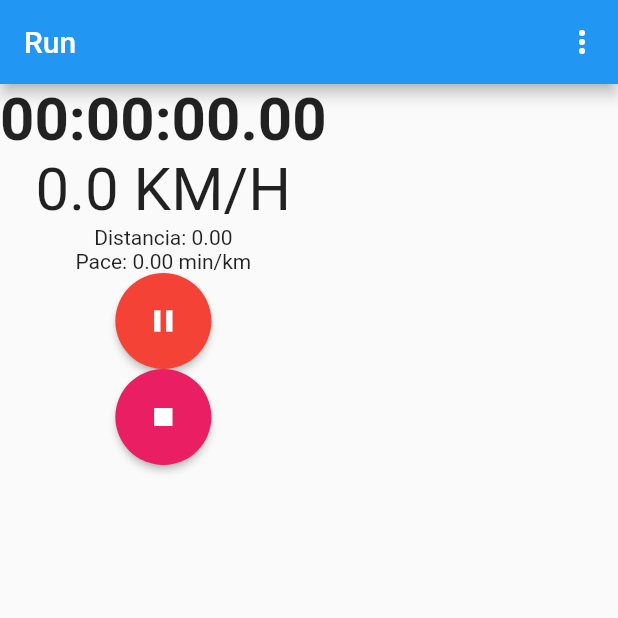
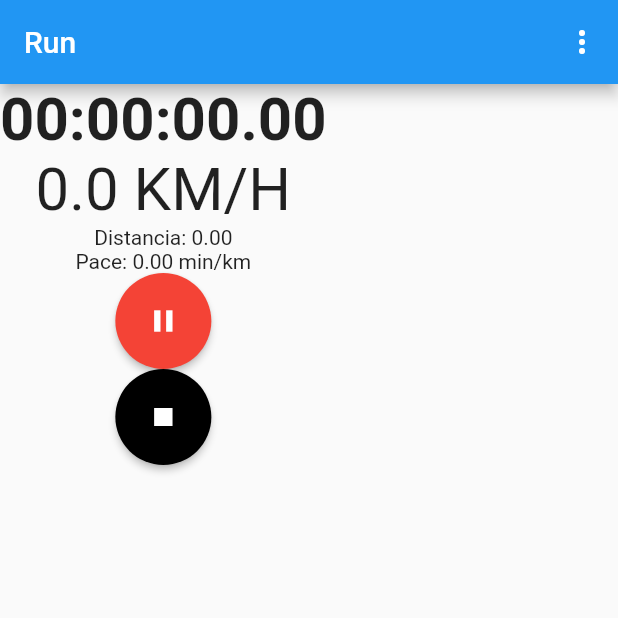
Before and after one commit to FJeanC/Corra_flutter, a Flutter app: the CronometroView screen opened directly, after a tap on the "stop" icon, on a phone screen of 412 x 824 dp, the top half of it. Run offline on Flutter 3.47's test engine with Material 2 defaults, Android fonts, the phone set to English and light mode, and no system bars; our stand-ins replace bloc, cloud_firestore, equatable, firebase_auth, firebase_core, flutter_bloc and 2 more; accounts and stored records are empty.

Commit message:
fixed timestamp

```diff
--- a/lib/cronometro_view.dart
+++ b/lib/cronometro_view.dart
@@ -246,7 +246,7 @@ class _CronometroViewState extends State<CronometroView> {
                 : const Icon(Icons.pause),
           ),
           CustumButton(
-            color: Colors.pink,
+            color: Color.fromARGB(255, 0, 0, 0),
             onPress: () async {
               _stopWatchTimer.onExecute.add(StopWatchExecute.stop);
               setState(() {
@@ -257,7 +257,7 @@ class _CronometroViewState extends State<CronometroView> {
                 ownerUserId: currentUser.id,
                 tempo: globalTime,
                 velocidade: (velocidades.average).toStringAsPrecision(2),
-                data: '26/08/2022',
+                data: DateTime.now().toString().substring(0, 10),
               );
               if (!mounted) return;
               // Navigator.of(context).pushNamedAndRemoveUntil(
--- a/lib/views/runs/run_view.dart
+++ b/lib/views/runs/run_view.dart
@@ -69,11 +69,11 @@ class _RunViewState extends State<RunView> {
                 final allRuns = snapshot.data as Iterable<CloudRun>;
                 return RunListView(runs: allRuns);
               } else {
-                return const CircularProgressIndicator();
+                return const Center(child: CircularProgressIndicator());
               }
 
             default:
-              return const CircularProgressIndicator();
+              return const Center(child: CircularProgressIndicator());
           }
         },
       ),
```
